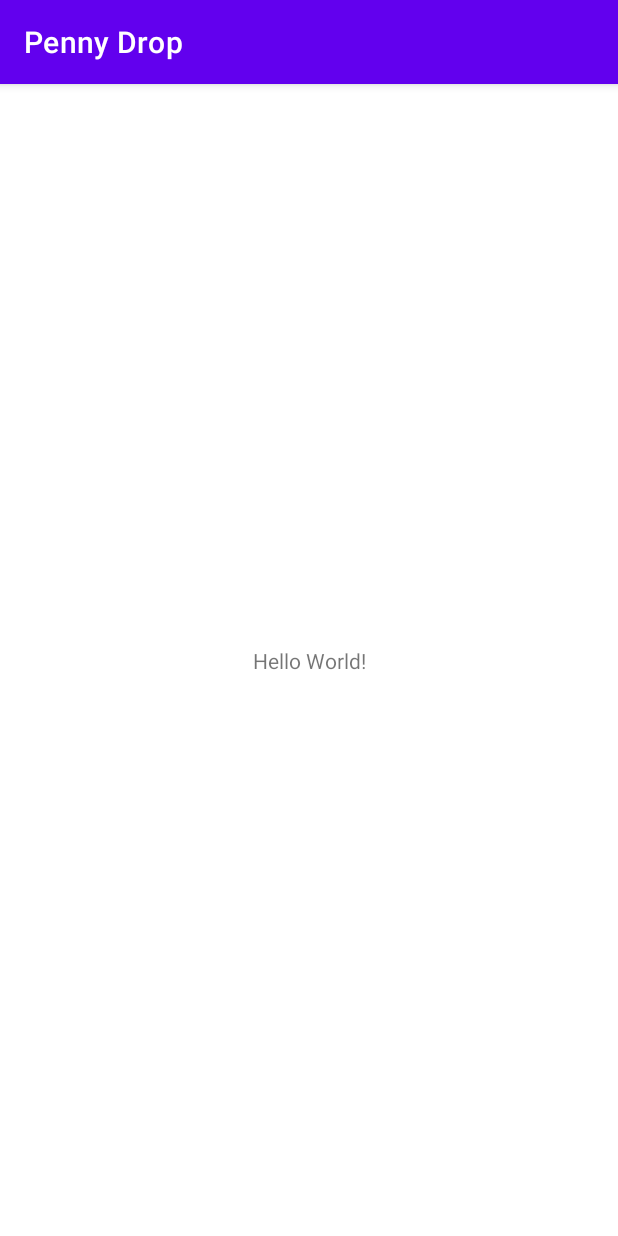
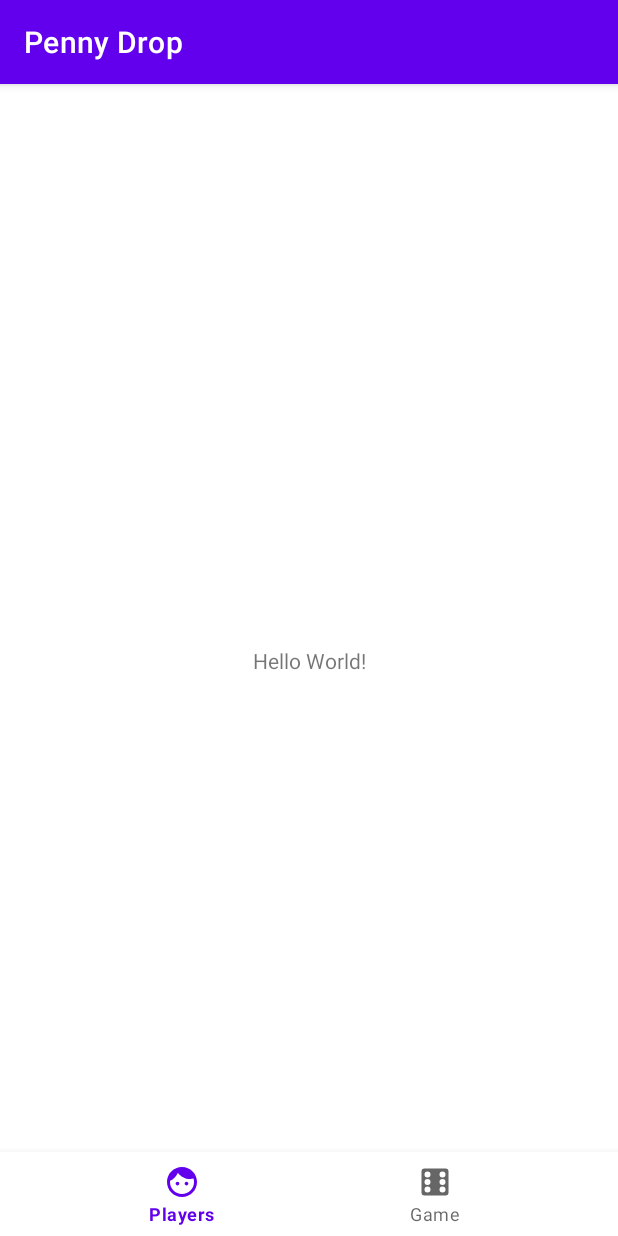
Before and after one commit to expeditioneer/PennyDrop, an Android app: the screen it shows after launch (MainActivity), on a phone screen of 412 x 824 dp. Run offline under Robolectric (Android 15) with nearby library versions, the phone set to English and light mode, and no system bars.

Commit message:
activity_main.xml added BottomNavigationView

```diff
--- a/app/src/main/res/layout/activity_main.xml
+++ b/app/src/main/res/layout/activity_main.xml
@@ -15,4 +15,14 @@
         app:layout_constraintStart_toStartOf="parent"
         app:layout_constraintTop_toTopOf="parent" />
 
+    <com.google.android.material.bottomnavigation.BottomNavigationView
+        android:id="@+id/bottom_nav"
+        android:layout_width="0dp"
+        android:layout_height="wrap_content"
+        android:background="?android:attr/windowBackground"
+        app:layout_constraintBottom_toBottomOf="parent"
+        app:layout_constraintEnd_toEndOf="parent"
+        app:layout_constraintStart_toStartOf="parent"
+        app:menu="@menu/navigation" />
+
 </androidx.constraintlayout.widget.ConstraintLayout>
```
